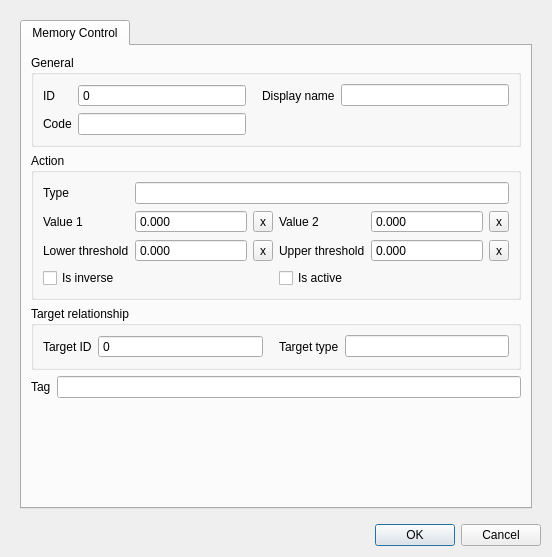
First picture: the form in threedi_schematisation_editor/forms/ui/memory_control.ui, repository nens/threedi-schematisation-editor, before the edit.
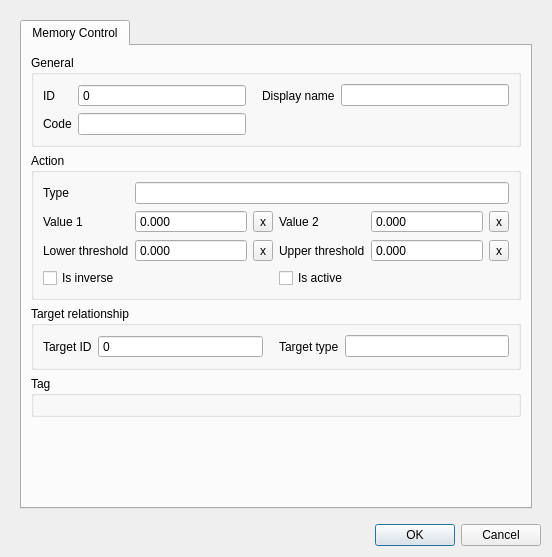
Second picture: the form after the edit.

Commit message: Added edit functionality for the tag references.

```diff
--- a/threedi_schematisation_editor/forms/ui/memory_control.ui
+++ b/threedi_schematisation_editor/forms/ui/memory_control.ui
@@ -426,25 +426,22 @@
             </widget>
            </item>
            <item row="3" column="0">
-            <layout class="QHBoxLayout" name="horizontalLayout_2">
-             <property name="bottomMargin">
-              <number>0</number>
+            <widget class="QGroupBox" name="grp_tag">
+             <property name="font">
+              <font>
+               <weight>50</weight>
+               <bold>false</bold>
+              </font>
              </property>
-             <item>
-              <widget class="QLabel" name="label_42">
-               <property name="text">
-                <string>Tag</string>
-               </property>
-              </widget>
-             </item>
-             <item>
-              <widget class="QLineEdit" name="tag_descriptions">
-               <property name="readOnly">
-                <bool>true</bool>
-               </property>
-              </widget>
-             </item>
-            </layout>
+             <property name="title">
+              <string>Tag</string>
+             </property>
+             <layout class="QGridLayout" name="gridLayout_17">
+              <item row="0" column="0" colspan="2">
+               <layout class="QHBoxLayout" name="tags_layout_2"/>
+              </item>
+             </layout>
+            </widget>
            </item>
           </layout>
          </widget>
```
Left out of the diff: 180 changed lines with no effect on the pictures. The commit also changes 25 other files.
